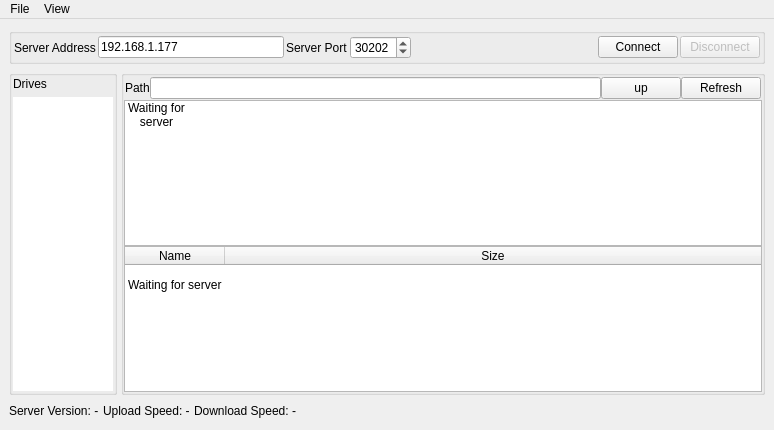
Qt form ApolloExplorerPC/mainwindow.ui (ronybeck/ApolloExplorer) before a commit.
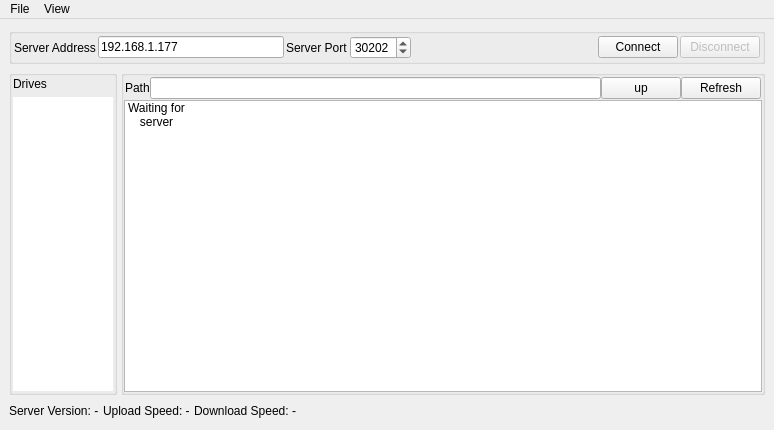
The same form after that commit. Icons and pictures are not drawn.

Commit message: New Table View is written.  Still some crashes to iron out but otherwise it is working.

What changed in the file:
```diff
--- a/ApolloExplorerPC/mainwindow.ui
+++ b/ApolloExplorerPC/mainwindow.ui
@@ -314,6 +314,8 @@
            </item>
           </layout>
          </item>
+         <item>
+          <layout class="QVBoxLayout" name="verticalLayoutFileBrowser">
          <item>
           <widget class="QListWidget" name="listWidgetFileBrowser">
            <property name="dragEnabled">
@@ -358,79 +360,7 @@
            </item>
           </widget>
          </item>
-         <item>
-          <widget class="QTableWidget" name="tableWidgetFileBrowser">
-           <property name="editTriggers">
-            <set>QAbstractItemView::NoEditTriggers</set>
-           </property>
-           <property name="dragEnabled">
-            <bool>true</bool>
-           </property>
-           <property name="dragDropMode">
-            <enum>QAbstractItemView::DragDrop</enum>
-           </property>
-           <property name="alternatingRowColors">
-            <bool>true</bool>
-           </property>
-           <property name="selectionBehavior">
-            <enum>QAbstractItemView::SelectRows</enum>
-           </property>
-           <property name="iconSize">
-            <size>
-             <width>60</width>
-             <height>40</height>
-            </size>
-           </property>
-           <property name="showGrid">
-            <bool>false</bool>
-           </property>
-           <property name="sortingEnabled">
-            <bool>true</bool>
-           </property>
-           <property name="columnCount">
-            <number>2</number>
-           </property>
-           <attribute name="horizontalHeaderVisible">
-            <bool>true</bool>
-           </attribute>
-           <attribute name="horizontalHeaderStretchLastSection">
-            <bool>true</bool>
-           </attribute>
-           <attribute name="verticalHeaderVisible">
-            <bool>false</bool>
-           </attribute>
-           <attribute name="verticalHeaderMinimumSectionSize">
-            <number>40</number>
-           </attribute>
-           <attribute name="verticalHeaderDefaultSectionSize">
-            <number>40</number>
-           </attribute>
-           <row>
-            <property name="text">
-             <string>Waiting for server</string>
-            </property>
-           </row>
-           <column>
-            <property name="text">
-             <string>Name</string>
-            </property>
-           </column>
-           <column>
-            <property name="text">
-             <string>Size</string>
-            </property>
-           </column>
-           <item row="0" column="0">
-            <property name="text">
-             <string>Waiting for server</string>
-            </property>
-            <property name="icon">
-             <iconset>
-              <normalon>:/browser/icons/file.png</normalon>
-             </iconset>
-            </property>
-           </item>
-          </widget>
+          </layout>
          </item>
         </layout>
        </widget>
```
Left out of the diff: 6 changed lines with no effect on the pictures. Lines whose indentation alone changed are shown as unchanged. The commit also changes 35 other files.
